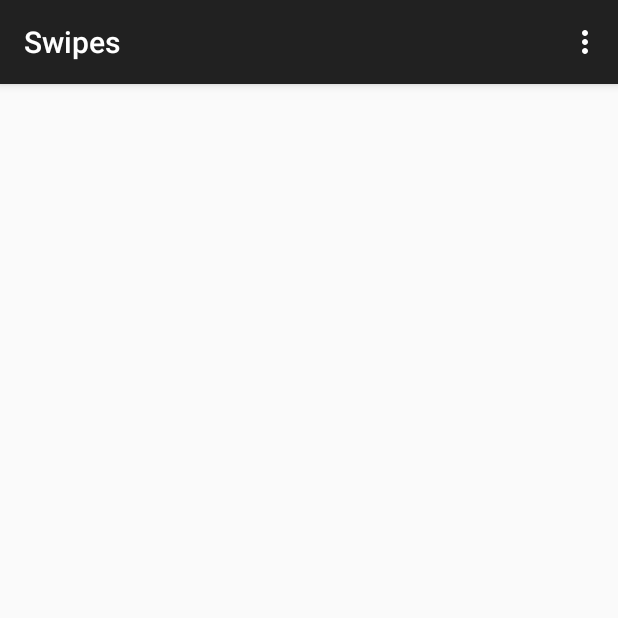
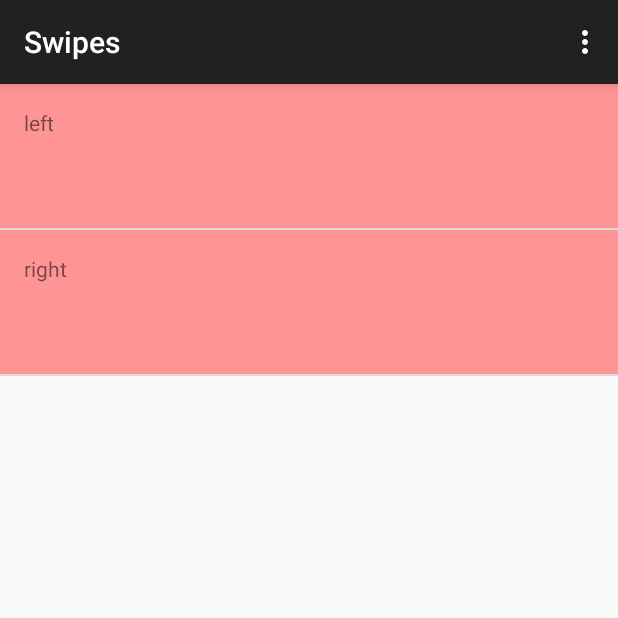
Before and after one commit to ezhao/Swipes, an Android app: the screen it shows after launch (MainActivity), on a phone screen of 412 x 824 dp, the top half of it. Run offline under Robolectric (Android 15) with nearby library versions, the phone set to English and light mode, and no system bars; our stand-ins replace ButterKnife.

Commit message:
swipe gesture detection and animations

```diff
--- a/app/build.gradle
+++ b/app/build.gradle
@@ -22,4 +22,5 @@ android {
 dependencies {
     compile fileTree(dir: 'libs', include: ['*.jar'])
     compile 'com.android.support:appcompat-v7:21.0.3'
+    compile 'com.jakewharton:butterknife:6.1.0'
 }
--- a/app/src/main/java/com/herokuapp/ezhao/swipes/MainActivity.java
+++ b/app/src/main/java/com/herokuapp/ezhao/swipes/MainActivity.java
@@ -4,14 +4,26 @@ import android.support.v7.app.ActionBarActivity;
 import android.os.Bundle;
 import android.view.Menu;
 import android.view.MenuItem;
-
+import android.widget.ListView;
+import java.util.ArrayList;
+import butterknife.ButterKnife;
+import butterknife.InjectView;
 
 public class MainActivity extends ActionBarActivity {
+    @InjectView(R.id.lvTasks) ListView lvTasks;
+    TaskListAdapter taskListAdapter;
 
     @Override
     protected void onCreate(Bundle savedInstanceState) {
         super.onCreate(savedInstanceState);
         setContentView(R.layout.activity_main);
+        ButterKnife.inject(this);
+
+        ArrayList<String> tasks = new ArrayList<>();
+        tasks.add("left");
+        tasks.add("right");
+        taskListAdapter = new TaskListAdapter(this, tasks);
+        lvTasks.setAdapter(taskListAdapter);
     }
 
     @Override
--- /dev/null
+++ b/app/src/main/java/com/herokuapp/ezhao/swipes/TaskListAdapter.java
@@ -0,0 +1,91 @@
+package com.herokuapp.ezhao.swipes;
+
+import android.animation.ObjectAnimator;
+import android.content.Context;
+import android.graphics.Color;
+import android.view.LayoutInflater;
+import android.view.View;
+import android.view.ViewGroup;
+import android.widget.ArrayAdapter;
+import android.widget.RelativeLayout;
+import android.widget.TextView;
+import java.util.List;
+import butterknife.ButterKnife;
+import butterknife.InjectView;
+
+public class TaskListAdapter extends ArrayAdapter<String>{
+    private int color_background_neutral;
+
+    public TaskListAdapter(Context context, List<String> tasks) {
+        super(context, 0, tasks);
+        color_background_neutral = context.getResources().getColor(R.color.background_neutral);
+    }
+
+    @Override
+    public View getView(int position, View convertView, ViewGroup parent) {
+        final String task = getItem(position);
+
+        final ViewHolder holder;
+        if (convertView != null) {
+            holder = (ViewHolder) convertView.getTag();
+        } else {
+            LayoutInflater inflater = (LayoutInflater)getContext().getSystemService(Context.LAYOUT_INFLATER_SERVICE);
+            convertView = inflater.inflate(R.layout.item_task, parent, false);
+            holder = new ViewHolder(convertView);
+            convertView.setTag(holder);
+        }
+
+        holder.tvTaskName.setText(task);
+
+        convertView.setOnTouchListener(new OnSwipeListListener() {
+            @Override
+            public void onMove(float start, float end) {
+                float totalX = holder.rlTopLayer.getWidth();
+                final double active_threshold = 0.15 * totalX;
+
+                float newX = holder.rlTopLayer.getX() + end - start;
+
+                holder.rlTopLayer.setX(newX);
+                if (Math.abs(newX) < active_threshold) {
+                    holder.rlBottomLayer.setBackgroundColor(color_background_neutral);
+                } else if (newX < 0) {
+                    holder.rlBottomLayer.setBackgroundColor(Color.BLUE);
+                } else if (newX > 0) {
+                    holder.rlBottomLayer.setBackgroundColor(Color.GREEN);
+                }
+            }
+
+            @Override
+            public void onRelease() {
+                float totalX = holder.rlTopLayer.getWidth();
+                final double active_threshold = 0.15 * totalX;
+
+                float newX = holder.rlTopLayer.getX();
+
+                ObjectAnimator swipeAnimate = null;
+                if (Math.abs(newX) < active_threshold) {
+                    swipeAnimate = ObjectAnimator.ofFloat(holder.rlTopLayer, "X", newX, 0);
+                } else if (newX < 0) {
+                    swipeAnimate = ObjectAnimator.ofFloat(holder.rlTopLayer, "X", newX, totalX * -1);
+                } else if (newX > 0) {
+                    swipeAnimate = ObjectAnimator.ofFloat(holder.rlTopLayer, "X", newX, totalX);
+                }
+                if (swipeAnimate != null) {
+                    swipeAnimate.start();
+                }
+            }
+        });
+
+        return convertView;
+    }
+
+    static class ViewHolder {
+        @InjectView(R.id.rlBottomLayer) RelativeLayout rlBottomLayer;
+        @InjectView(R.id.rlTopLayer) RelativeLayout rlTopLayer;
+        @InjectView(R.id.tvTaskName) TextView tvTaskName;
+
+        public ViewHolder(View view) {
+            ButterKnife.inject(this, view);
+        }
+    }
+}
--- a/app/src/main/res/layout/activity_main.xml
+++ b/app/src/main/res/layout/activity_main.xml
@@ -1,8 +1,11 @@
 <RelativeLayout xmlns:android="http://schemas.android.com/apk/res/android"
     xmlns:tools="http://schemas.android.com/tools" android:layout_width="match_parent"
-    android:layout_height="match_parent" android:paddingLeft="@dimen/activity_horizontal_margin"
-    android:paddingRight="@dimen/activity_horizontal_margin"
-    android:paddingTop="@dimen/activity_vertical_margin"
-    android:paddingBottom="@dimen/activity_vertical_margin" tools:context=".MainActivity">
+    android:layout_height="match_parent"
+    tools:context=".MainActivity">
+
+    <ListView
+        android:id="@+id/lvTasks"
+        android:layout_width="match_parent"
+        android:layout_height="match_parent" />
 
 </RelativeLayout>
--- /dev/null
+++ b/app/src/main/res/layout/item_task.xml
@@ -0,0 +1,23 @@
+<?xml version="1.0" encoding="utf-8"?>
+<RelativeLayout xmlns:android="http://schemas.android.com/apk/res/android"
+    android:id="@+id/rlBottomLayer"
+    android:background="@color/background_neutral"
+    android:layout_width="match_parent"
+    android:layout_height="96dp">
+
+    <RelativeLayout
+        android:id="@+id/rlTopLayer"
+        android:background="#A0FF5555"
+        android:layout_width="match_parent"
+        android:layout_height="match_parent">
+
+        <TextView
+            android:id="@+id/tvTaskName"
+            android:gravity="center_vertical"
+            android:padding="16dp"
+            android:layout_width="wrap_content"
+            android:layout_height="wrap_content" />
+
+    </RelativeLayout>
+
+</RelativeLayout>
--- /dev/null
+++ b/app/src/main/res/values/colors.xml
@@ -0,0 +1,4 @@
+<?xml version="1.0" encoding="utf-8"?>
+<resources>
+    <color name="background_neutral">#FFFFFF</color>
+</resources>
```
Also changed, not shown: app/src/main/java/com/herokuapp/ezhao/swipes/OnSwipeListListener.java (added, +40 -0 lines).
